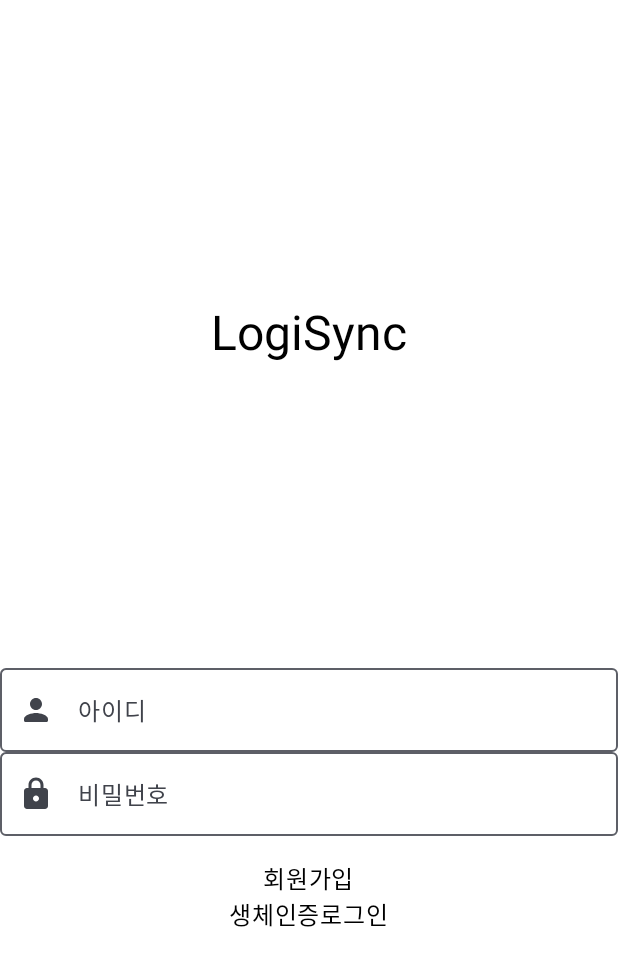
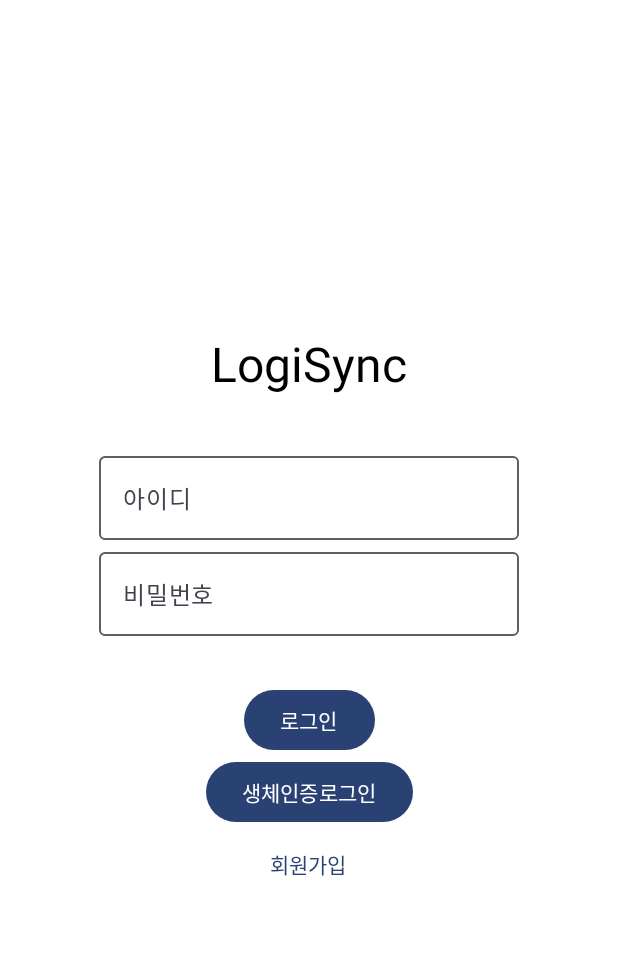
Before and after one commit to SANDY-9/Project_LogiSync, an Android app built with Jetpack Compose: the @Preview function LoginScreenPreview, on a phone screen of 412 x 824 dp. Shown: the top 966 px of the screen. Run offline under Robolectric (Android 15) with nearby library versions, the phone set to English and light mode, and no system bars.

Commit message:
LoginScreen UI 와이어프레임 완료

```diff
--- a/Android/feature/login/src/main/java/com/feature/login/loginscreen/LoginScreen.kt
+++ b/Android/feature/login/src/main/java/com/feature/login/loginscreen/LoginScreen.kt
@@ -3,77 +3,101 @@ package com.feature.login.loginscreen
 import androidx.compose.foundation.layout.Arrangement
 import androidx.compose.foundation.layout.Column
 import androidx.compose.foundation.layout.Spacer
-import androidx.compose.foundation.layout.fillMaxHeight
 import androidx.compose.foundation.layout.fillMaxSize
-import androidx.compose.foundation.layout.fillMaxWidth
-import androidx.compose.foundation.layout.padding
+import androidx.compose.foundation.layout.height
+import androidx.compose.material3.Button
 import androidx.compose.material3.MaterialTheme
+import androidx.compose.material3.OutlinedTextField
 import androidx.compose.material3.Text
+import androidx.compose.material3.TextButton
 import androidx.compose.runtime.Composable
+import androidx.compose.runtime.getValue
+import androidx.compose.runtime.mutableStateOf
+import androidx.compose.runtime.remember
+import androidx.compose.runtime.setValue
 import androidx.compose.ui.Alignment
 import androidx.compose.ui.Modifier
 import androidx.compose.ui.res.stringResource
-import androidx.compose.ui.text.style.TextAlign
+import androidx.compose.ui.text.input.PasswordVisualTransformation
 import androidx.compose.ui.tooling.preview.Preview
 import androidx.compose.ui.unit.dp
 import androidx.navigation.NavController
 import androidx.navigation.compose.rememberNavController
 import com.feature.login.R
-import com.sandy.designsystem.common.BasicTextButton
-import com.sandy.designsystem.common.IDTextField
-import com.sandy.designsystem.common.PWTextField
 import com.sandy.designsystem.theme.LogiSyncTheme
 
 @Composable
 fun LoginScreen(
     navController: NavController,
+    //state: LoginScreenState,
     modifier: Modifier = Modifier,
-    //viewModel: LoginViewModel = hiltViewModel(),
 ) {
     Column(
         modifier = modifier.fillMaxSize(),
         horizontalAlignment = Alignment.CenterHorizontally,
+        verticalArrangement = Arrangement.Center,
     ) {
-        Spacer(modifier = modifier.weight(1f))
+
         Text(
             modifier = modifier,
             text = "LogiSync",
             style = MaterialTheme.typography.headlineLarge,
         )
-        Spacer(modifier = modifier.weight(1f))
-        IDTextField(
-            modifier = modifier.fillMaxWidth(),
-            placeHolder = stringResource(id = R.string.login_title_id),
-            onValueChange = {},
+
+        Spacer(modifier = modifier.height(32.dp))
+
+        var id by remember { mutableStateOf("") }
+        OutlinedTextField(
+            value = id,
+            onValueChange = { id = it },
+            label = {
+                Text(text = stringResource(id = R.string.login_title_id))
+            },
+            singleLine = true,
         )
-        PWTextField(
-            modifier = modifier
-                .fillMaxWidth()
-                .padding(bottom = 16.dp),
-            placeHolder = stringResource(id = R.string.login_title_pwd),
-            onValueChange = {},
+
+        var pwd by remember { mutableStateOf("") }
+        OutlinedTextField(
+            value = pwd,
+            onValueChange = { pwd = it },
+            label = {
+                Text(text = stringResource(id = R.string.login_title_pwd))
+            },
+            visualTransformation = PasswordVisualTransformation(),
+            singleLine = true,
         )
-        BasicTextButton(
-            title = stringResource(id = R.string.login_title_signup),
-            onClick = { }
-        )
-        BasicTextButton(
-            title = stringResource(id = R.string.login_title_bio),
-            onClick = { }
-        )
-        Spacer(modifier = modifier.weight(1f))
+
+        Spacer(modifier = modifier.height(32.dp))
+
+        Button(
+            onClick = { /*TODO*/ }
+        ) {
+            Text(text = stringResource(id = R.string.login_title_login))
+        }
+        Button(
+            onClick = { /*TODO*/ }
+        ) {
+            Text(text = stringResource(id = R.string.login_title_bio))
+        }
+
+        TextButton(
+            onClick = {
+            /*TODO*/
+            }
+        ) {
+            Text(text = stringResource(id = R.string.login_title_signup))
+        }
+
     }
 }
 
-@Composable
 @Preview(
     name = "LoginScreen",
     showBackground = true,
 )
+@Composable
 private fun LoginScreenPreview() {
     LogiSyncTheme {
-        LoginScreen(
-            rememberNavController()
-        )
+        LoginScreen(navController = rememberNavController())
     }
 }
--- a/Android/feature/login/src/main/res/values/strings.xml
+++ b/Android/feature/login/src/main/res/values/strings.xml
@@ -2,6 +2,7 @@
 <resources>
     <string name="login_title_id">아이디</string>
     <string name="login_title_pwd">비밀번호</string>
+    <string name="login_title_login">로그인</string>
     <string name="login_title_signup">회원가입</string>
     <string name="login_title_bio">생체인증로그인</string>
     <string name="login_desc_bio">지문을 입력해주세요.</string>
```
